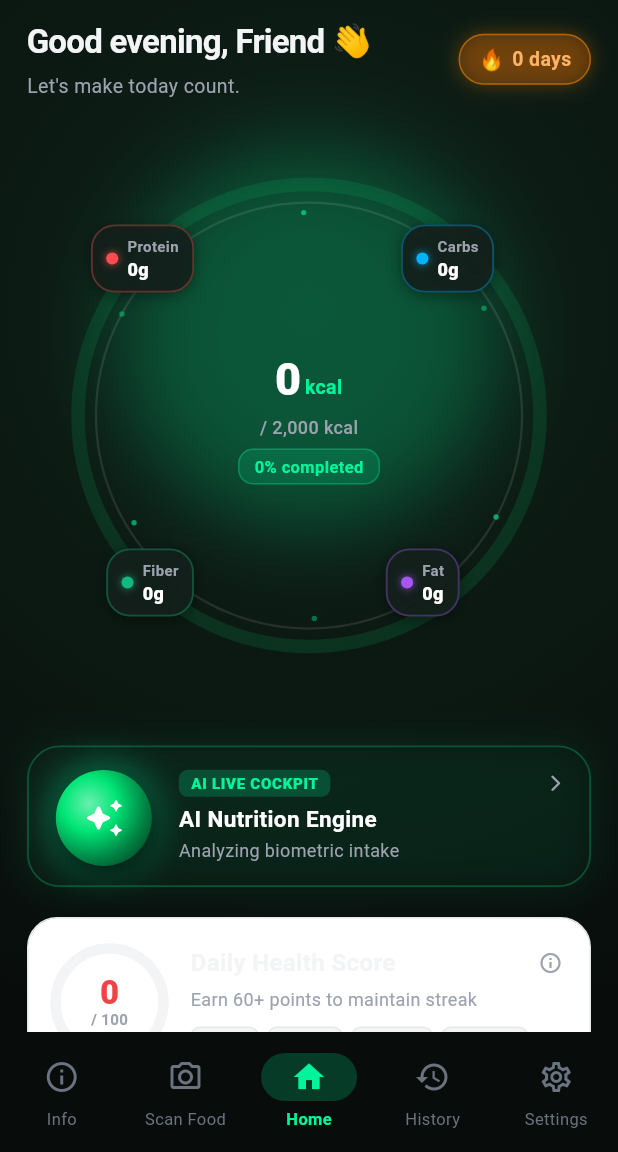
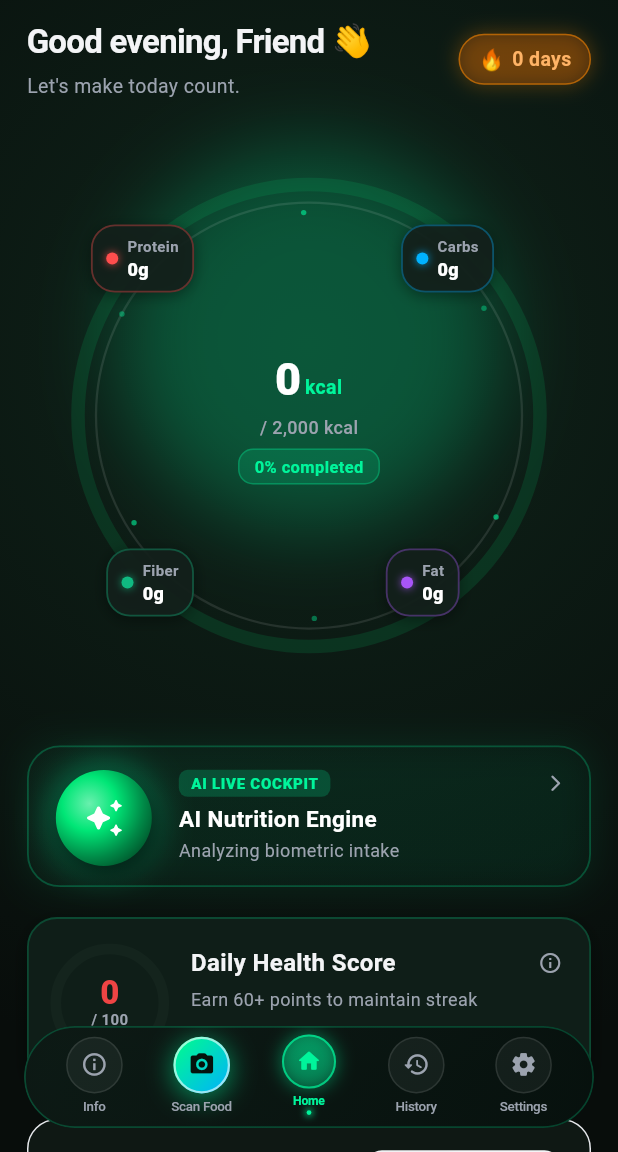
Before and after one commit to RohitDoshi29/health2.0, a Flutter app: the HomeView screen opened directly, on a phone screen of 412 x 824 dp, the part 84-1236 px from its top. Run offline on Flutter 3.47's test engine with Material 3 defaults, Android fonts, the phone set to English and light mode, and no system bars; our stand-ins replace firebase_auth, firebase_core, google_sign_in, image_picker, shared_preferences; accounts and stored records are empty; network calls fail.

Commit message:
feat(ui): integrate MagnificationDock navigation and dark obsidian neon theme

```diff
--- a/frontend/lib/ui/core/widgets/daily_score_card.dart
+++ b/frontend/lib/ui/core/widgets/daily_score_card.dart
@@ -18,9 +18,10 @@ class DailyScoreCard extends StatelessWidget {
       builder: (modalCtx) {
         return Container(
           padding: const EdgeInsets.all(24),
-          decoration: const BoxDecoration(
-            color: Colors.white,
-            borderRadius: BorderRadius.vertical(top: Radius.circular(24)),
+          decoration: BoxDecoration(
+            color: const Color(0xFF0F1E18),
+            borderRadius: const BorderRadius.vertical(top: Radius.circular(24)),
+            border: Border.all(color: const Color(0x3300F59B)),
           ),
           child: Column(
             mainAxisSize: MainAxisSize.min,
@@ -34,7 +35,7 @@ class DailyScoreCard extends StatelessWidget {
                       Container(
                         padding: const EdgeInsets.all(8),
                         decoration: BoxDecoration(
-                          color: score >= 60 ? const Color(0xFFECFDF5) : const Color(0xFFFFFBEB),
+                          color: score >= 60 ? const Color(0x3300F59B) : const Color(0x33F59E0B),
                           shape: BoxShape.circle,
                         ),
                         child: Text(
@@ -59,7 +60,7 @@ class DailyScoreCard extends StatelessWidget {
                             style: TextStyle(
                               fontSize: 13,
                               fontWeight: FontWeight.w600,
-                              color: score >= 60 ? AppTheme.primaryGreen : const Color(0xFFD97706),
+                              color: score >= 60 ? AppTheme.neonEmerald : const Color(0xFFFBBF24),
                             ),
                           ),
                         ],
@@ -67,7 +68,7 @@ class DailyScoreCard extends StatelessWidget {
                     ],
                   ),
                   IconButton(
-                    icon: const Icon(Icons.close),
+                    icon: const Icon(Icons.close, color: AppTheme.textSecondary),
                     onPressed: () => Navigator.pop(modalCtx),
                   ),
                 ],
@@ -76,10 +77,10 @@ class DailyScoreCard extends StatelessWidget {
               Container(
                 padding: const EdgeInsets.all(12),
                 decoration: BoxDecoration(
-                  color: score >= 60 ? const Color(0xFFECFDF5) : const Color(0xFFFFF7ED),
+                  color: score >= 60 ? const Color(0x2200F59B) : const Color(0x22F59E0B),
                   borderRadius: BorderRadius.circular(12),
                   border: Border.all(
-                    color: score >= 60 ? const Color(0xFFA7F3D0) : const Color(0xFFFED7AA),
+                    color: score >= 60 ? const Color(0x4400F59B) : const Color(0x44F59E0B),
                   ),
                 ),
                 child: Row(
@@ -97,7 +98,7 @@ class DailyScoreCard extends StatelessWidget {
                         style: TextStyle(
                           fontSize: 12,
                           fontWeight: FontWeight.w600,
-                          color: score >= 60 ? const Color(0xFF065F46) : const Color(0xFF9A3412),
+                          color: score >= 60 ? AppTheme.neonEmerald : const Color(0xFFFCD34D),
                         ),
                       ),
                     ),
@@ -143,7 +144,7 @@ class DailyScoreCard extends StatelessWidget {
                   maxPoints: breakdown.water.maxPoints,
                   achieved: breakdown.water.achieved,
                   icon: Icons.water_drop,
-                  color: Colors.blue.shade600,
+                  color: const Color(0xFF00B2FF),
                 ),
               ],
               const SizedBox(height: 24),
@@ -151,13 +152,14 @@ class DailyScoreCard extends StatelessWidget {
                 width: double.infinity,
                 child: ElevatedButton(
                   style: ElevatedButton.styleFrom(
-                    backgroundColor: AppTheme.primaryDark,
-                    foregroundColor: Colors.white,
+                    backgroundColor: const Color(0xFF14241D),
+                    foregroundColor: AppTheme.neonEmerald,
+                    side: const BorderSide(color: Color(0x4400F59B)),
                     shape: RoundedRectangleBorder(borderRadius: BorderRadius.circular(12)),
                     padding: const EdgeInsets.symmetric(vertical: 14),
                   ),
                   onPressed: () => Navigator.pop(modalCtx),
-                  child: const Text('Got It'),
+                  child: const Text('Got It', style: TextStyle(fontWeight: FontWeight.bold)),
                 ),
               ),
             ],
@@ -179,16 +181,16 @@ class DailyScoreCard extends StatelessWidget {
     return Container(
       padding: const EdgeInsets.symmetric(horizontal: 14, vertical: 12),
       decoration: BoxDecoration(
-        color: const Color(0xFFF9FAFB),
+        color: const Color(0xFF14241D),
         borderRadius: BorderRadius.circular(14),
-        border: Border.all(color: const Color(0xFFE5E7EB)),
+        border: Border.all(color: const Color(0x2200F59B)),
       ),
       child: Row(
         children: [
           Container(
             padding: const EdgeInsets.all(8),
             decoration: BoxDecoration(
-              color: color.withValues(alpha: 0.12),
+              color: color.withValues(alpha: 0.15),
               borderRadius: BorderRadius.circular(10),
             ),
             child: Icon(icon, color: color, size: 20),
@@ -212,10 +214,10 @@ class DailyScoreCard extends StatelessWidget {
                     Container(
                       padding: const EdgeInsets.symmetric(horizontal: 8, vertical: 2),
                       decoration: BoxDecoration(
-                        color: achieved ? const Color(0xFFECFDF5) : const Color(0xFFF3F4F6),
+                        color: achieved ? const Color(0x3300F59B) : const Color(0x1AFFFFFF),
                         borderRadius: BorderRadius.circular(8),
                         border: Border.all(
-                          color: achieved ? const Color(0xFFA7F3D0) : const Color(0xFFE5E7EB),
+                          color: achieved ? const Color(0x6600F59B) : const Color(0x22FFFFFF),
                         ),
                       ),
                       child: Text(
@@ -223,7 +225,7 @@ class DailyScoreCard extends StatelessWidget {
                         style: TextStyle(
                           fontSize: 11,
                           fontWeight: FontWeight.bold,
-                          color: achieved ? const Color(0xFF059669) : AppTheme.textSecondary,
+                          color: achieved ? AppTheme.neonEmerald : AppTheme.textSecondary,
                         ),
                       ),
                     ),
@@ -250,18 +252,18 @@ class DailyScoreCard extends StatelessWidget {
     final score = vm.todayScore;
     final breakdown = vm.breakdown;
     final progress = (score / 100.0).clamp(0.0, 1.0);
-    final scoreColor = score >= 60 ? AppTheme.primaryGreen : (score >= 40 ? Colors.amber.shade700 : const Color(0xFFEF4444));
+    final scoreColor = score >= 60 ? AppTheme.neonEmerald : (score >= 40 ? const Color(0xFFF59E0B) : const Color(0xFFEF4444));
 
     return Container(
       decoration: BoxDecoration(
-        color: Colors.white,
+        color: const Color(0xFF0F1E18),
         borderRadius: BorderRadius.circular(20),
-        border: Border.all(color: const Color(0xFFE5E7EB)),
-        boxShadow: const [
+        border: Border.all(color: const Color(0x3300F59B), width: 1.2),
+        boxShadow: [
           BoxShadow(
-            color: Color(0x08000000),
+            color: Colors.black.withValues(alpha: 0.35),
             blurRadius: 10,
-            offset: Offset(0, 4),
+            offset: const Offset(0, 4),
           ),
         ],
       ),
@@ -287,7 +289,7 @@ class DailyScoreCard extends StatelessWidget {
                         child: CircularProgressIndicator(
                           value: progress,
                           strokeWidth: 7,
-                          backgroundColor: const Color(0xFFF3F4F6),
+                          backgroundColor: const Color(0xFF14241D),
                           color: scoreColor,
                         ),
                       ),
@@ -343,7 +345,7 @@ class DailyScoreCard extends StatelessWidget {
                             : 'Earn 60+ points to maintain streak',
                         style: TextStyle(
                           fontSize: 12,
-                          color: score >= 60 ? AppTheme.primaryGreen : AppTheme.textSecondary,
+                          color: score >= 60 ? AppTheme.neonEmerald : AppTheme.textSecondary,
                           fontWeight: score >= 60 ? FontWeight.w600 : FontWeight.normal,
                         ),
                       ),
@@ -375,10 +377,10 @@ class DailyScoreCard extends StatelessWidget {
     return Container(
       padding: const EdgeInsets.symmetric(horizontal: 7, vertical: 3),
       decoration: BoxDecoration(
-        color: achieved ? const Color(0xFFECFDF5) : const Color(0xFFF3F4F6),
+        color: achieved ? const Color(0x3300F59B) : const Color(0xFF14241D),
         borderRadius: BorderRadius.circular(6),
         border: Border.all(
-          color: achieved ? const Color(0xFFA7F3D0) : const Color(0xFFE5E7EB),
+          color: achieved ? const Color(0x6600F59B) : const Color(0x22FFFFFF),
         ),
       ),
       child: Row(
@@ -387,7 +389,7 @@ class DailyScoreCard extends StatelessWidget {
           Icon(
             achieved ? Icons.check : Icons.remove,
             size: 11,
-            color: achieved ? const Color(0xFF059669) : const Color(0xFF9CA3AF),
+            color: achieved ? AppTheme.neonEmerald : AppTheme.textSecondary,
           ),
           const SizedBox(width: 3),
           Text(
@@ -395,7 +397,7 @@ class DailyScoreCard extends StatelessWidget {
             style: TextStyle(
               fontSize: 10,
               fontWeight: FontWeight.bold,
-              color: achieved ? const Color(0xFF065F46) : const Color(0xFF6B7280),
+              color: achieved ? AppTheme.neonEmerald : AppTheme.textSecondary,
             ),
           ),
         ],
--- a/frontend/lib/ui/features/home/home_view.dart
+++ b/frontend/lib/ui/features/home/home_view.dart
@@ -1,6 +1,7 @@
 import 'package:flutter/material.dart';
 import 'package:provider/provider.dart';
 import '../../../core/theme/app_theme.dart';
+import '../../core/widgets/magnification_dock.dart';
 import '../../core/widgets/glass_card.dart';
 import '../../core/widgets/nutrition_orbit.dart';
 import '../../core/widgets/floating_food_widget.dart';
@@ -53,12 +54,20 @@ class _HomeViewState extends State<HomeView> {
 
     return Scaffold(
       backgroundColor: AppTheme.background,
-      body: screens[_currentIndex],
-      bottomNavigationBar: NavigationBar(
+      body: Stack(
+        children: [
+          Positioned.fill(
+            child: screens[_currentIndex],
+          ),
+          Positioned(
+            left: 0,
+            right: 0,
+            bottom: 0,
+            child: SafeArea(
+              top: false,
+              child: MagnificationDock(
                 selectedIndex: _currentIndex,
-        backgroundColor: const Color(0xE6080D0B),
-        indicatorColor: const Color(0x3300F59B),
-        onDestinationSelected: (index) {
+                onItemSelected: (index) {
                   setState(() {
                     _currentIndex = index;
                   });
@@ -69,31 +78,31 @@ class _HomeViewState extends State<HomeView> {
                     } catch (_) {}
                   }
                 },
-        destinations: const [
-          NavigationDestination(
-            icon: Icon(Icons.info_outline),
-            selectedIcon: Icon(Icons.info, color: AppTheme.neonEmerald),
+                items: const [
+                  DockItemData(
+                    icon: Icons.info_outline,
                     label: 'Info',
                   ),
-          NavigationDestination(
-            icon: Icon(Icons.camera_alt_outlined),
-            selectedIcon: Icon(Icons.camera_alt, color: AppTheme.neonEmerald),
+                  DockItemData(
+                    icon: Icons.camera_alt_rounded,
                     label: 'Scan Food',
+                    isSpecial: true,
                   ),
-          NavigationDestination(
-            icon: Icon(Icons.home_outlined),
-            selectedIcon: Icon(Icons.home, color: AppTheme.neonEmerald),
+                  DockItemData(
+                    icon: Icons.home_rounded,
                     label: 'Home',
                   ),
-          NavigationDestination(
-            icon: Icon(Icons.history_outlined),
-            selectedIcon: Icon(Icons.history, color: AppTheme.neonEmerald),
+                  DockItemData(
+                    icon: Icons.history_rounded,
                     label: 'History',
                   ),
-          NavigationDestination(
-            icon: Icon(Icons.settings_outlined),
-            selectedIcon: Icon(Icons.settings, color: AppTheme.neonEmerald),
+                  DockItemData(
+                    icon: Icons.settings_rounded,
                     label: 'Settings',
+                  ),
+                ],
+              ),
+            ),
           ),
         ],
       ),
```
Also changed, not shown: frontend/lib/ui/core/widgets/favorites_sheet.dart (+20 -19 lines), frontend/lib/ui/core/widgets/weight_tracker_card.dart (+48 -26 lines), frontend/lib/ui/features/settings/settings_view.dart (+31 -14 lines). Lines whose indentation alone changed are shown as unchanged.
